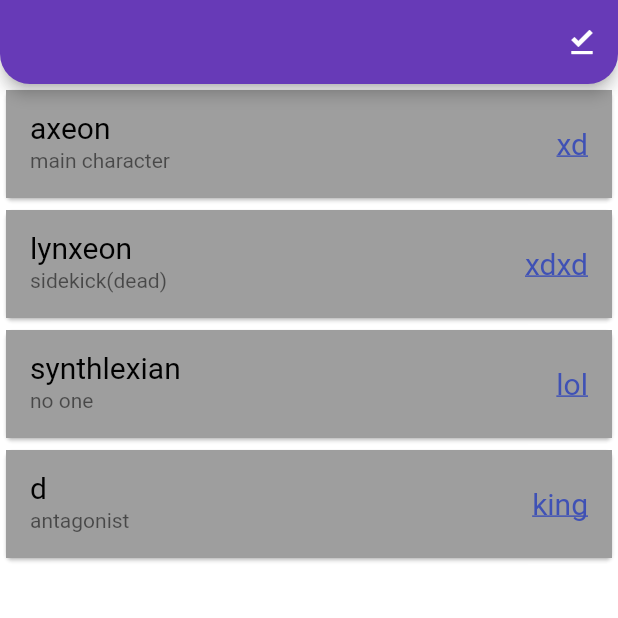
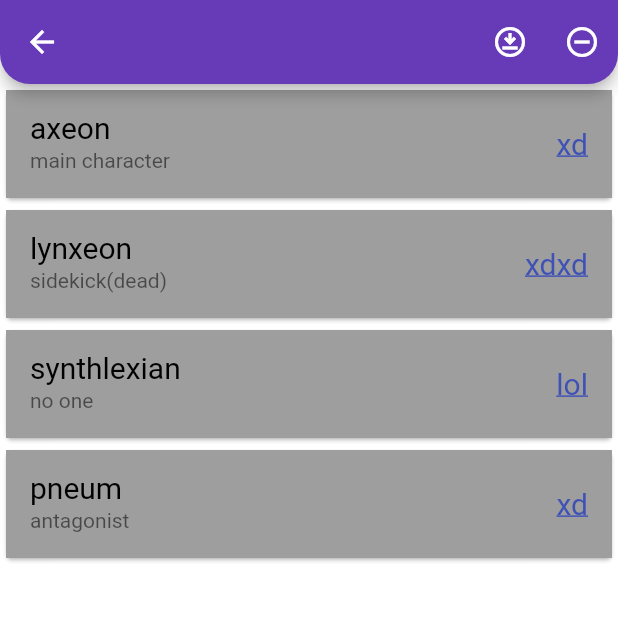
Before and after one commit to axeonthe4th/flutter-learn-set, a Flutter app: the SharedListCache screen opened directly, on a phone screen of 412 x 824 dp, the top half of it. Run offline on Flutter 3.47's test engine with Material 2 defaults, Android fonts, the phone set to English and light mode, and no system bars; our stand-ins replace dio, flutter_secure_storage, flutter_spinkit, shared_preferences; missing offline and left inert: dart:ffi; accounts and stored records are empty.

Commit message:
added more stuff like cache layer etc.

```diff
--- a/lib/202/cache/shared_learn_cache.dart
+++ b/lib/202/cache/shared_learn_cache.dart
@@ -2,6 +2,7 @@ import 'dart:ffi';
 
 import 'package:first/202/cache/shared_list_cache.dart';
 import 'package:first/202/cache/shared_manager.dart';
+import 'package:first/202/cache/user_model.dart';
 import 'package:flutter/material.dart';
 import 'package:shared_preferences/shared_preferences.dart';
 
@@ -105,14 +106,6 @@ class _SharedLearnState extends LoadingState<SharedLearn> {
   }
 }
 
-class User {
-  final String name;
-  final String description;
-  final String url;
-
-  User(this.name, this.description, this.url);
-}
-
 class UserItems {
   late final List<User> users;
   UserItems() {
@@ -120,7 +113,7 @@ class UserItems {
       User("axeon", "main character", "xd"),
       User("lynxeon", "sidekick(dead)", "xdxd"),
       User("synthlexian", "no one", "lol"),
-      User("d", "antagonist", "king"),
+      User("pneum", "antagonist", "xd"),
     ];
   }
 }
--- a/lib/202/cache/shared_list_cache.dart
+++ b/lib/202/cache/shared_list_cache.dart
@@ -1,33 +1,75 @@
 import 'dart:ffi';
 
 import 'package:first/202/cache/shared_learn_cache.dart';
+import 'package:first/202/cache/shared_manager.dart';
+import 'package:first/202/cache/user_cache/user_cache_manager.dart';
+import 'package:first/202/cache/user_model.dart';
 import 'package:flutter/material.dart';
+import 'package:shared_preferences/shared_preferences.dart';
 
-class SharedListCache extends StatelessWidget {
+class SharedListCache extends StatefulWidget {
   const SharedListCache({super.key});
+
+  @override
+  State<SharedListCache> createState() => _SharedListCacheState();
+}
+
+class _SharedListCacheState extends LoadingState<SharedListCache> {
+  late final UserCacheManager userCacheManager;
+
+  final List<User> _users = UserItems().users;
+
+  @override
+  void initState() {
+    super.initState();
+    initializeAndSave;
+  }
+
+  Future<void> initializeAndSave() async {
+    changeLoading;
+    final SharedManager manager = SharedManager();
+    await manager.init();
+    userCacheManager = UserCacheManager(SharedManager());
+    changeLoading;
+  }
 
   @override
   Widget build(BuildContext context) {
     return Scaffold(
       appBar: AppBar(
-        actions: [
-          IconButton(
-            onPressed: () {},
-            icon: const Icon(Icons.download_done_outlined),
-          )
-        ],
+        centerTitle: true,
+        title: isLoading
+            ? const CircularProgressIndicator(color: Colors.white)
+            : null,
+        actions: isLoading
+            ? null
+            : [
+                IconButton(
+                  onPressed: () async {
+                    changeLoading;
+                    await userCacheManager.saveItems(_users);
+                    changeLoading;
+                  },
+                  icon: const Icon(Icons.download_for_offline_outlined),
+                ),
+                IconButton(
+                  onPressed: () {},
+                  icon: const Icon(Icons.remove_circle_outline),
+                )
+              ],
       ),
-      body: _UserListView(),
+      body: _UserListView(users: _users),
     );
   }
 }
 
 class _UserListView extends StatelessWidget {
-  _UserListView({
+  const _UserListView({
     Key? key,
+    required this.users,
   }) : super(key: key);
 
-  final List<User> users = UserItems().users;
+  final List<User> users;
   @override
   Widget build(BuildContext context) {
     return ListView.builder(
@@ -35,10 +77,10 @@ class _UserListView extends StatelessWidget {
         itemBuilder: (BuildContext context, index) {
           return Card(
             child: ListTile(
-              title: Text(users[index].name),
-              subtitle: Text(users[index].description),
+              title: Text(users[index].name ?? ""),
+              subtitle: Text(users[index].description ?? ""),
               trailing: Text(
-                users[index].url,
+                users[index].url ?? "",
                 style: Theme.of(context).textTheme.subtitle1?.copyWith(
                     decoration: TextDecoration.underline, color: Colors.indigo),
               ),
--- /dev/null
+++ b/lib/202/cache/user_model.dart
@@ -0,0 +1,21 @@
+class User {
+  String? name;
+  String? description;
+  String? url;
+
+  User(this.name, this.description, this.url);
+
+  User.fromJson(Map<String, dynamic> json) {
+    name = json['name'];
+    description = json['description'];
+    url = json['url'];
+  }
+
+  Map<String, dynamic> toJson() {
+    final Map<String, dynamic> data = <String, dynamic>{};
+    data['name'] = name;
+    data['description'] = description;
+    data['url'] = url;
+    return data;
+  }
+}
--- a/lib/main.dart
+++ b/lib/main.dart
@@ -15,6 +15,7 @@ import '101/card_learn.dart';
 import '101/image_learn.dart';
 import '101/list_view_builder_example.dart';
 import '202/animated_learn.dart';
+import '202/cache/secure_context/secure_context_learn.dart';
 import '202/cache/shared_learn_cache.dart';
 import '202/cache/shared_list_cache.dart';
 import '202/form_learn_view.dart';
@@ -54,9 +55,10 @@ class MyApp extends StatelessWidget {
   @override
   Widget build(BuildContext context) {
     return MaterialApp(
+      debugShowCheckedModeBanner: false,
       title: 'Flutter Demo',
       theme: LightTheme().theme,
-      home: SharedListCache(),
+      home: SharedContextLearn(),
     );
   }
 }
--- a/pubspec.yaml
+++ b/pubspec.yaml
@@ -37,6 +37,7 @@ dependencies:
   flutter_spinkit: ^5.1.0
   #cache
   shared_preferences: ^2.0.15
+  flutter_secure_storage: ^6.0.0
   #google
   url_launcher: ^6.1.6
 
```
Also changed, not shown: lib/202/cache/secure_context/secure_context_learn.dart (added, +23 -0 lines), lib/202/cache/user_cache/user_cache_manager.dart (+10 -6 lines), pubspec.lock, 6 other files.
